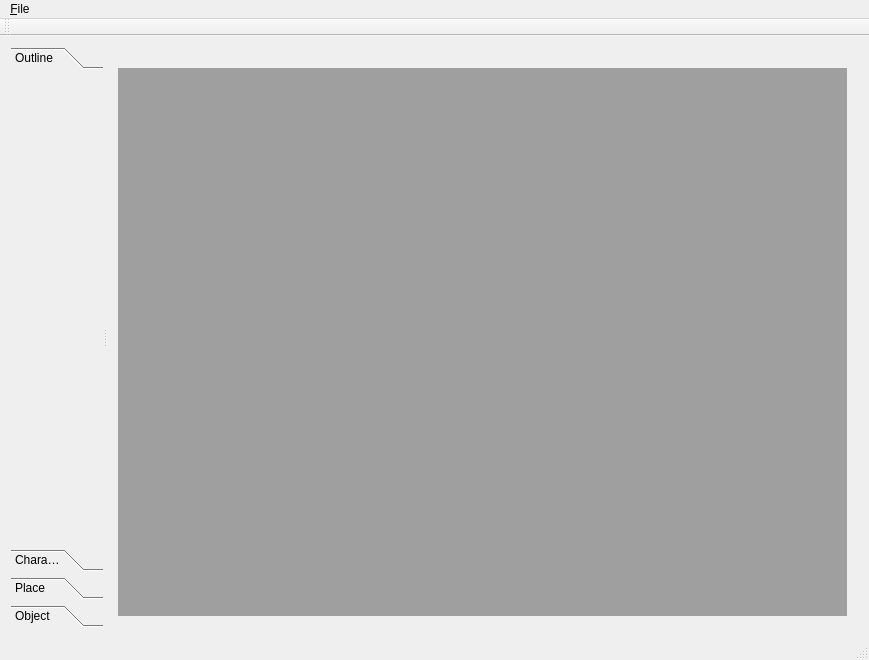
This is cmainwindow.ui in birkeh/qtStoryWriter as Qt 5 draws it before an edit. The edited form follows.
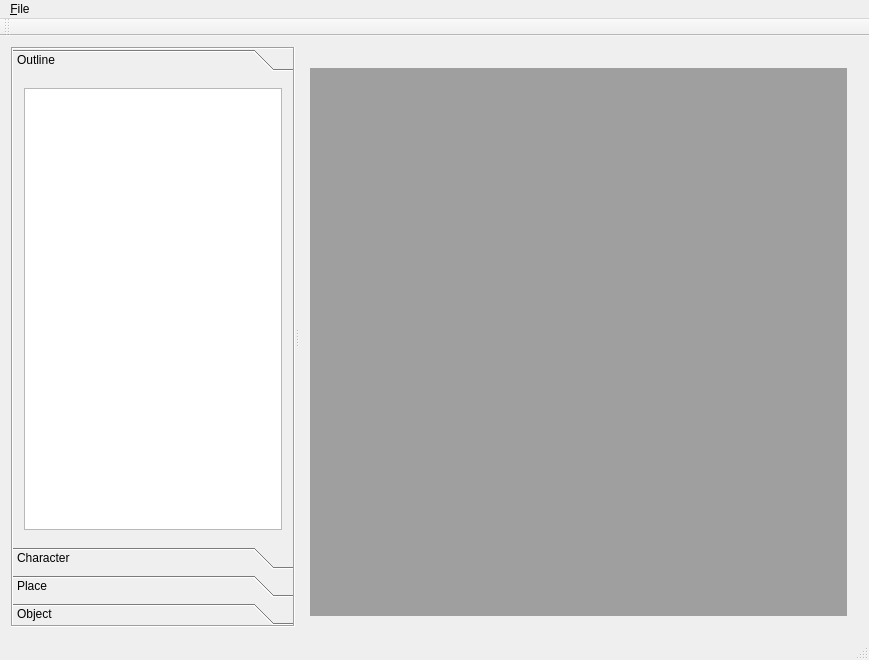
This is the edited form. The open tabs and pages were chosen to show the change.

The edit to the form file:
```diff
--- a/cmainwindow.ui
+++ b/cmainwindow.ui
@@ -21,6 +21,12 @@
        <enum>Qt::Horizontal</enum>
       </property>
       <widget class="QToolBox" name="m_lpMainToolBox">
+       <property name="frameShape">
+        <enum>QFrame::Box</enum>
+       </property>
+       <property name="frameShadow">
+        <enum>QFrame::Sunken</enum>
+       </property>
        <property name="currentIndex">
         <number>3</number>
        </property>
@@ -29,13 +35,18 @@
          <rect>
           <x>0</x>
           <y>0</y>
-          <width>69</width>
-          <height>481</height>
+          <width>89</width>
+          <height>460</height>
          </rect>
         </property>
         <attribute name="label">
          <string>Outline</string>
         </attribute>
+        <layout class="QGridLayout" name="gridLayout_3">
+         <item row="0" column="0">
+          <widget class="QTreeView" name="m_lpOutline"/>
+         </item>
+        </layout>
        </widget>
        <widget class="QWidget" name="m_lpMainToolBoxCharacter">
         <property name="geometry">
```
Left out of the diff: 12 changed lines with no effect on the pictures.
